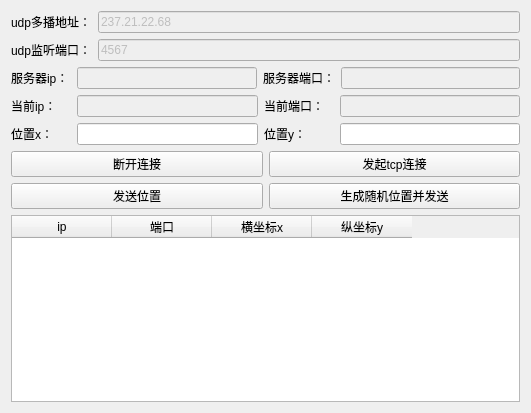
Qt form client.ui (VictorySong/ls) before a commit.
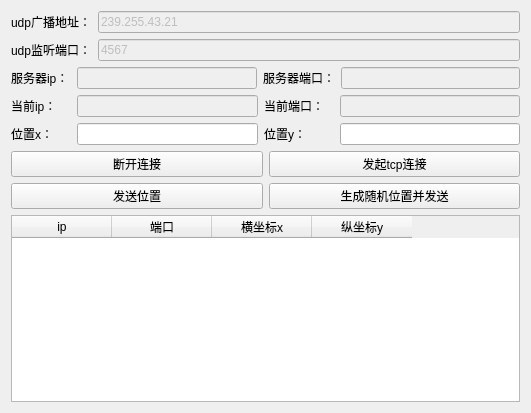
The same form after that commit.

The edit to the form file:
```diff
--- a/client.ui
+++ b/client.ui
@@ -21,7 +21,7 @@
        <item>
         <widget class="QLabel" name="label_6">
          <property name="text">
-          <string>udp多播地址：</string>
+          <string>udp广播地址：</string>
          </property>
         </widget>
        </item>
@@ -31,7 +31,7 @@
           <bool>false</bool>
          </property>
          <property name="text">
-          <string>237.21.22.68</string>
+          <string>239.255.43.21</string>
          </property>
         </widget>
        </item>
```
